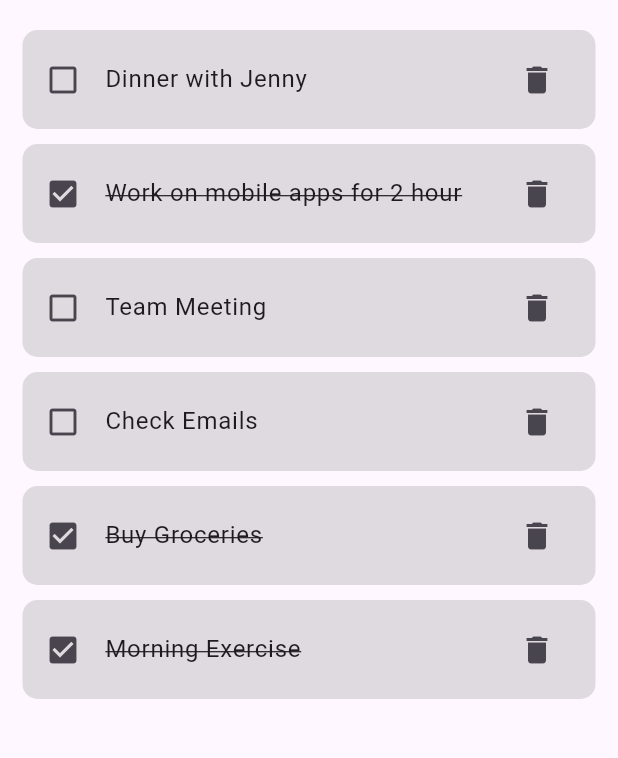
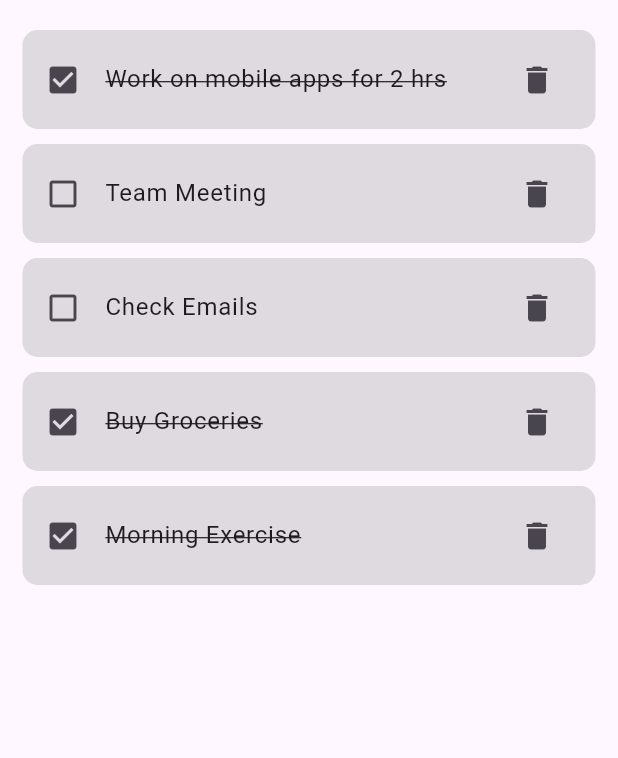
Before and after one commit to Shashank-R87/ToDo-App, a Flutter app: the screen it shows after launch, on a phone screen of 412 x 824 dp, the part 288-1046 px from its top. Run offline on Flutter 3.47's test engine with Material 3 defaults, Android fonts, the phone set to English and light mode, and no system bars.

Commit message:
Final Commit

```diff
--- a/lib/main.dart
+++ b/lib/main.dart
@@ -58,7 +58,7 @@ class _ToDoAppState extends State<ToDoApp> {
                           borderRadius: BorderRadius.circular(20)),
                     ),
                     onPressed: () {
-                      _addToDo("sample");
+                      _addToDo();
                     },
                   )),
             ),
@@ -94,7 +94,7 @@ class _ToDoAppState extends State<ToDoApp> {
     });
   }
 
-  void _addToDo(String text) {
+  void _addToDo() {
     setState(() {
       var id = DateTime.now().microsecondsSinceEpoch.toString();
       todoList.add(ToDo(id: id, todoText: _controller.text));
--- a/lib/model/todo.dart
+++ b/lib/model/todo.dart
@@ -17,11 +17,7 @@ class ToDo {
         id: '04',
         todoText: 'Team Meeting',
       ),
-      ToDo(id: '05', todoText: 'Work on mobile apps for 2 hour', isDone: true),
-      ToDo(
-        id: '06',
-        todoText: 'Dinner with Jenny',
-      ),
+      ToDo(id: '05', todoText: 'Work on mobile apps for 2 hrs', isDone: true),
     ];
   }
 }
```
